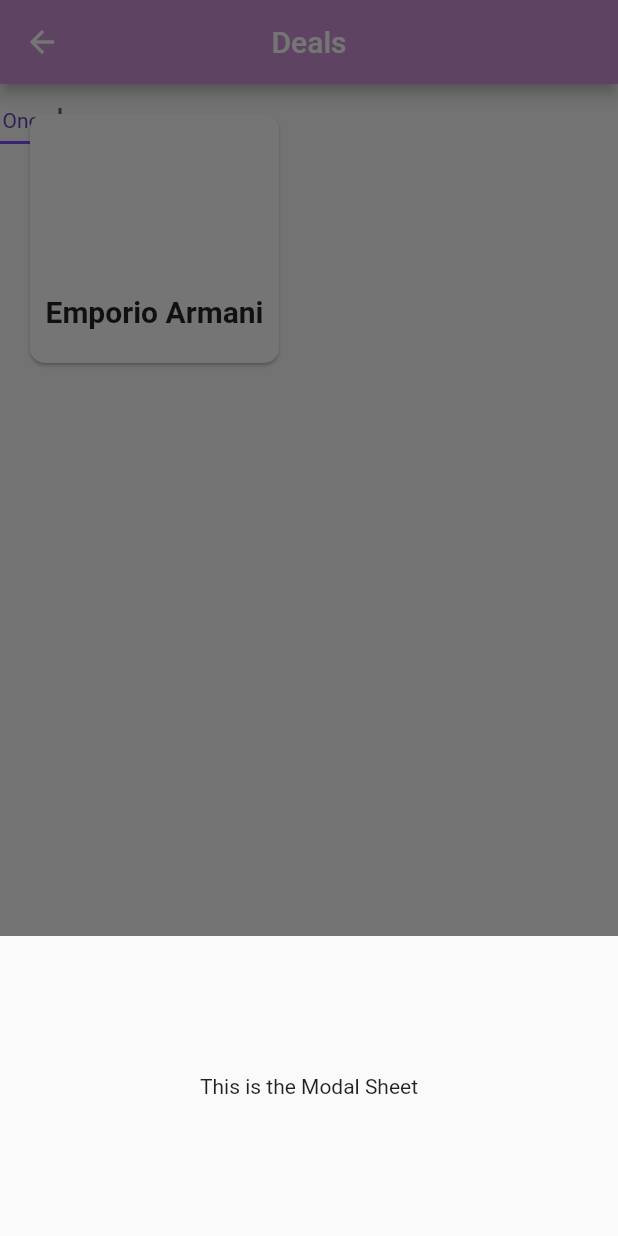
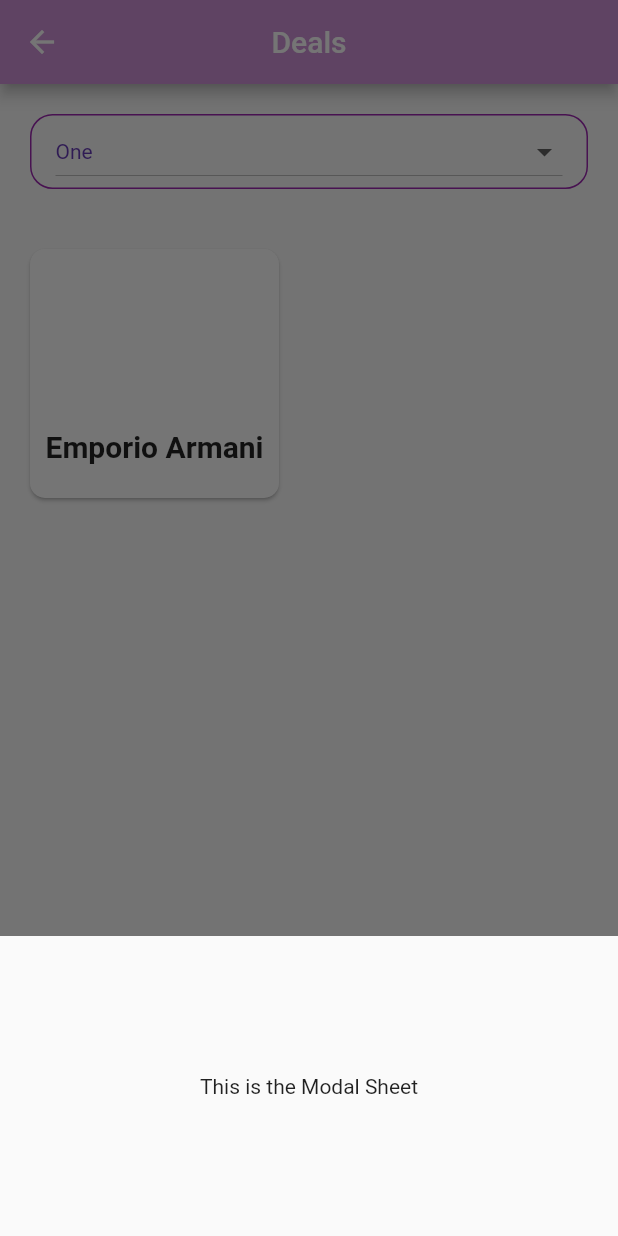
Before and after one commit to bhatiagagan24/Jack-The-Hack-Hackathon-, a Flutter app: the Deals screen opened directly, after a tap on "Emporio Armani", on a phone screen of 412 x 824 dp. Run offline on Flutter 3.47's test engine with Material 2 defaults, Android fonts, the phone set to English and light mode, and no system bars; our stand-ins replace carousel_slider, font_awesome_flutter; missing offline and left inert: qr_code_scanner; network calls fail.

Commit message:
Fixed Deals Section

```diff
--- a/lib/main.dart
+++ b/lib/main.dart
@@ -19,8 +19,8 @@ class MyApp extends StatelessWidget {
       theme: ThemeData(
         primarySwatch: Colors.indigo,
       ),
-      // home: const HomePage(),
-      home: const Deals(),
+      home: const HomePage(),
+      // home: const Deals(),
       // home: const QRCodeScanner(),
       // home: const Assistance(),
     );
--- a/lib/screens/app_deals.dart
+++ b/lib/screens/app_deals.dart
@@ -18,18 +18,22 @@ class _DealsState extends State<Deals> {
           title: Text("Deals"),
           centerTitle: true,
         ),
-        body: Stack(children: <Widget>[
-          DropdownButton<String>(
-            alignment: Alignment.topCenter,
+        body: Column(children: <Widget>[
+          Padding(
+            padding: const EdgeInsets.all(20.0),
+            child: Container(
+              padding: EdgeInsets.only(left: 16, right: 16),
+              decoration: BoxDecoration(
+                  border: Border.all(color: Colors.purple, width: 1),
+                  borderRadius: BorderRadius.circular(15)),
+              child: DropdownButton<String>(
+                hint: Text("Choose Airport: "),
                 value: dropdownValue,
-            icon: const Icon(Icons.arrow_downward),
+                icon: const Icon(Icons.arrow_drop_down),
                 iconSize: 24,
                 elevation: 16,
+                isExpanded: true,
                 style: const TextStyle(color: Colors.deepPurple),
-            underline: Container(
-              height: 2,
-              color: Colors.deepPurpleAccent,
-            ),
                 onChanged: (String? newValue) {
                   setState(() {
                     dropdownValue = newValue!;
@@ -43,7 +47,10 @@ class _DealsState extends State<Deals> {
                   );
                 }).toList(),
               ),
-          GridView.count(
+            ),
+          ),
+          Expanded(
+            child: GridView.count(
               crossAxisCount: 2,
               children: <Widget>[
                 GestureDetector(
@@ -95,6 +102,7 @@ class _DealsState extends State<Deals> {
                 )
               ],
             ),
+          ),
         ]));
   }
 }
```
Lines whose indentation alone changed are shown as unchanged.
